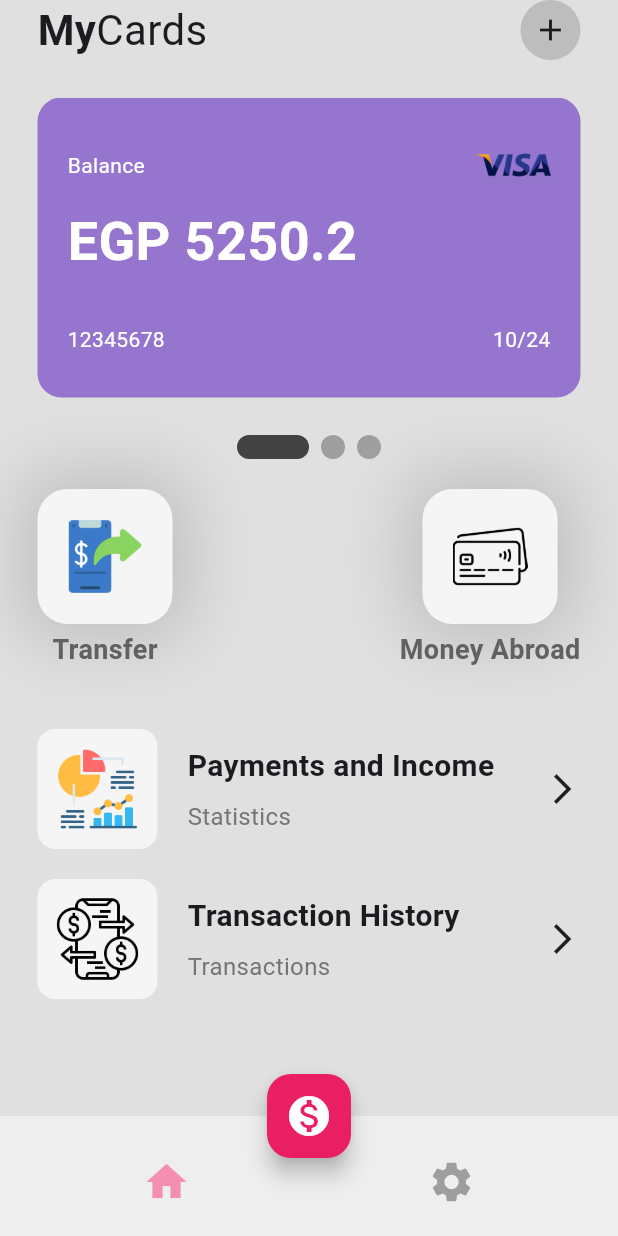
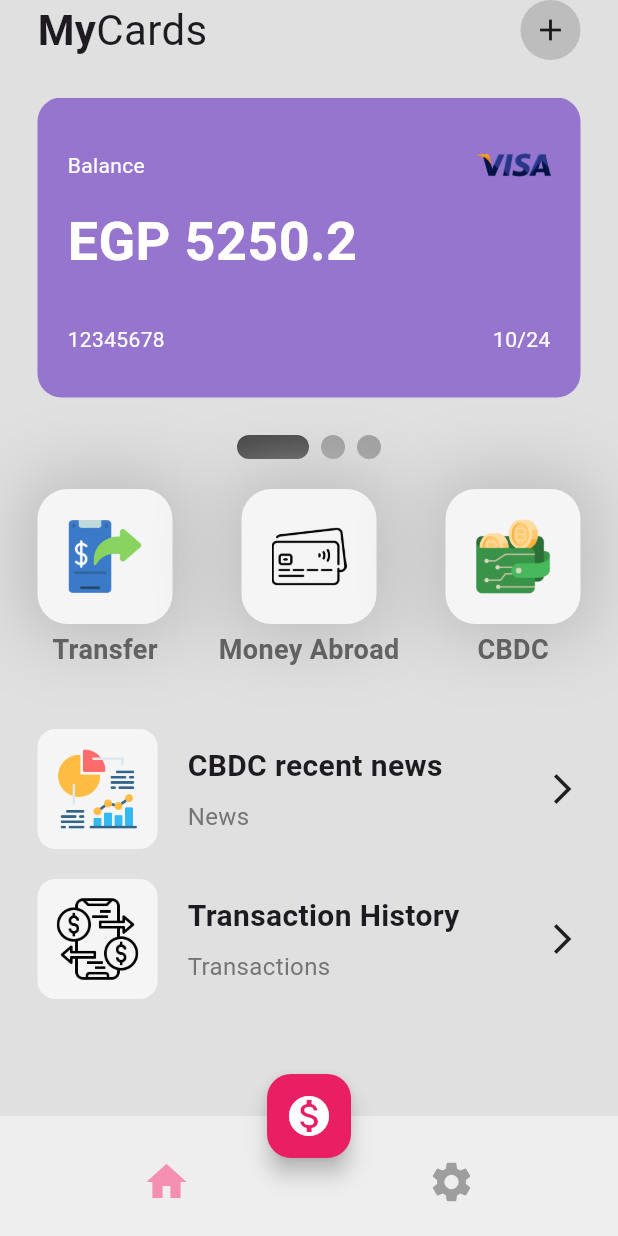
Before and after one commit to Habiba93/EgyCoin_mobile_app, a Flutter app: the HomePage screen opened directly, on a phone screen of 412 x 824 dp. Run offline on Flutter 3.47's test engine with Material 3 defaults, Android fonts, the phone set to English and light mode, and no system bars; drawn by our look-alikes of smooth_page_indicator; our stand-ins replace bloc, cloud_firestore, country_code_picker, firebase_auth, firebase_core, flutter_bloc and 4 more; missing offline and left inert: web3dart, web3modal_flutter; accounts and stored records are empty.

Commit message:
Update home_page.dart

```diff
--- a/lib/pages/home_page.dart
+++ b/lib/pages/home_page.dart
@@ -1,14 +1,20 @@
 import 'package:egycoin_mobile_app/pages/bills.dart';
+import 'package:egycoin_mobile_app/pages/connectWallet.dart';
+import 'package:egycoin_mobile_app/pages/news_page.dart';
+import 'package:egycoin_mobile_app/pages/transfer_history.dart';
 import 'package:flutter/material.dart';
 import 'package:egycoin_mobile_app/pages/settings.dart';
 import 'package:egycoin_mobile_app/pages/account_screen.dart';
-import 'package:egycoin_mobile_app/pages/pay_bill.dart';
+//import 'package:egycoin_mobile_app/pages/pay_bill.dart';
 import 'package:egycoin_mobile_app/pages/transfer_money.dart';
 import 'package:egycoin_mobile_app/pages/transfer_money_abroad.dart';
 import 'package:egycoin_mobile_app/util/my_button.dart';
 import 'package:egycoin_mobile_app/util/my_card.dart';
 import 'package:egycoin_mobile_app/util/my_list_tile.dart';
+import 'package:local_auth/local_auth.dart';
 import 'package:smooth_page_indicator/smooth_page_indicator.dart';
+import 'package:web3dart/web3dart.dart';
+import 'package:web3modal_flutter/pages/connect_wallet_page.dart';
 
 class HomePage extends StatefulWidget {
   const HomePage({Key? key}) : super(key: key);
@@ -20,6 +26,20 @@ class HomePage extends StatefulWidget {
 class _HomePageState extends State<HomePage> {
   final _controller = PageController();
 
+
+  late final LocalAuthentication auth;
+  bool _supportState =false;
+
+  @override
+  void initState(){
+    super.initState();
+    auth=LocalAuthentication();
+    auth.isDeviceSupported().then(
+      (bool isSupported) => setState(() {
+        _supportState=isSupported;
+      }),
+    );
+  }
   @override
   Widget build(BuildContext context) {
     return Scaffold(
@@ -42,7 +62,12 @@ class _HomePageState extends State<HomePage> {
             mainAxisAlignment: MainAxisAlignment.spaceAround,
             children: [
               IconButton(
-                onPressed: () {},
+                onPressed: () {
+                  Navigator.push(
+                    context,
+                    MaterialPageRoute(builder: (context) => ConnectWalletPage()),
+                  );
+                },
                 icon: Icon(
                   Icons.home,
                   size: 32,
@@ -151,7 +176,8 @@ class _HomePageState extends State<HomePage> {
                     onPressed: () {
                       Navigator.push(
                         context,
-                        MaterialPageRoute(builder: (context) => TransferMoneyScreen()),
+                        MaterialPageRoute(
+                            builder: (context) => TransferMoneyScreen()),
                       );
                     },
                   ),
@@ -161,20 +187,21 @@ class _HomePageState extends State<HomePage> {
                     onPressed: () {
                       Navigator.push(
                         context,
-                        MaterialPageRoute(builder: (context) => TransferMoneyAbroadScreen()),
+                        MaterialPageRoute(
+                            builder: (context) => TransferMoneyAbroadScreen()),
                       );
                     },
                   ),
-                  // MyButton(
-                  //   iconImagePath: 'lib/icons/bill.png',
-                  //   buttonText: 'Bills',
-                  //   onPressed: () {
-                  //     Navigator.push(
-                  //       context,
-                  //       MaterialPageRoute(builder: (context) => BillsPaymentsPage()),
-                  //     );
-                  //   },
-                  // ),
+                  MyButton(
+                    iconImagePath: 'lib/icons/wallet.png',
+                    buttonText: 'CBDC',
+                    onPressed: () {
+                      Navigator.push(
+                        context,
+                        MaterialPageRoute(builder: (context) => wallet()),
+                      );
+                    },
+                  ),
                 ],
               ),
             ),
@@ -185,13 +212,28 @@ class _HomePageState extends State<HomePage> {
                 children: [
                   MyListTile(
                     iconImagePath: 'lib/icons/statistics.png',
-                    titleSubtitle: 'Statistics',
-                    titleTitle: 'Payments and Income',
+                    titleSubtitle: 'News',
+                    titleTitle: 'CBDC recent news',
+                    onTap: () {
+                      // Navigate to a page displaying recent CBDC news
+                      Navigator.push(
+                        context,
+                        MaterialPageRoute(builder: (context) => NewsPage()),
+                      );
+                    },
                   ),
                   MyListTile(
                     iconImagePath: 'lib/icons/transaction.png',
                     titleSubtitle: 'Transactions',
                     titleTitle: 'Transaction History',
+                    onTap: () {
+                      // Navigate to a page displaying transaction history
+                      Navigator.push(
+                        context,
+                        MaterialPageRoute(
+                            builder: (context) => TransactionHistoryScreen()),
+                      );
+                    },
                   ),
                 ],
               ),
```
